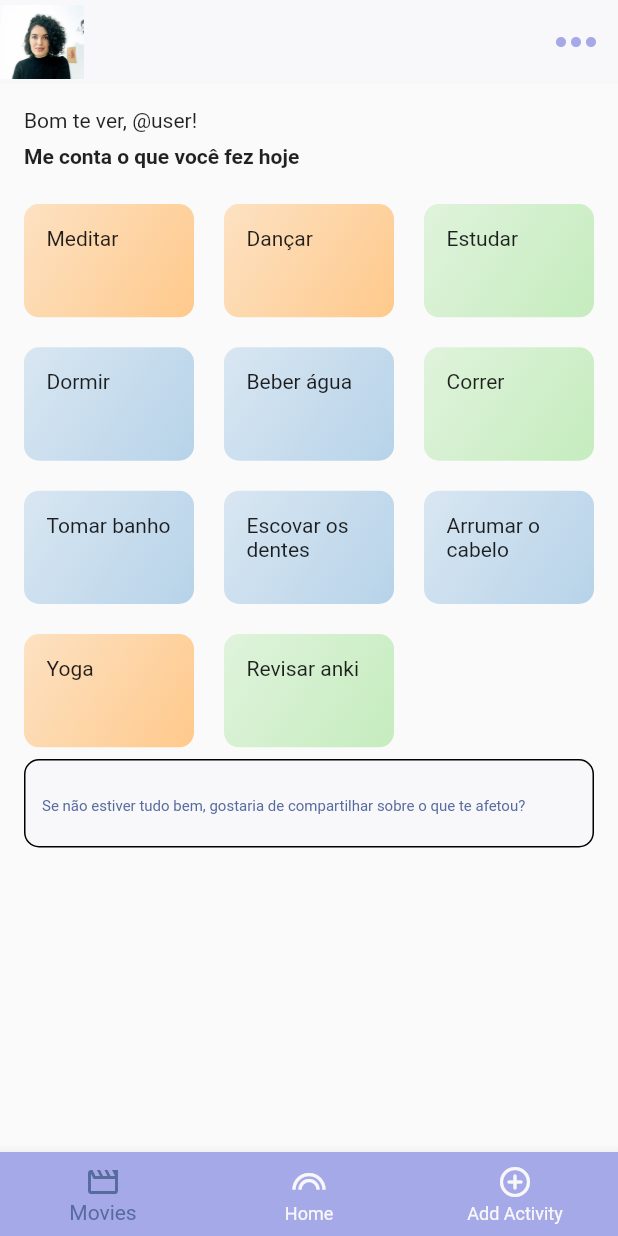
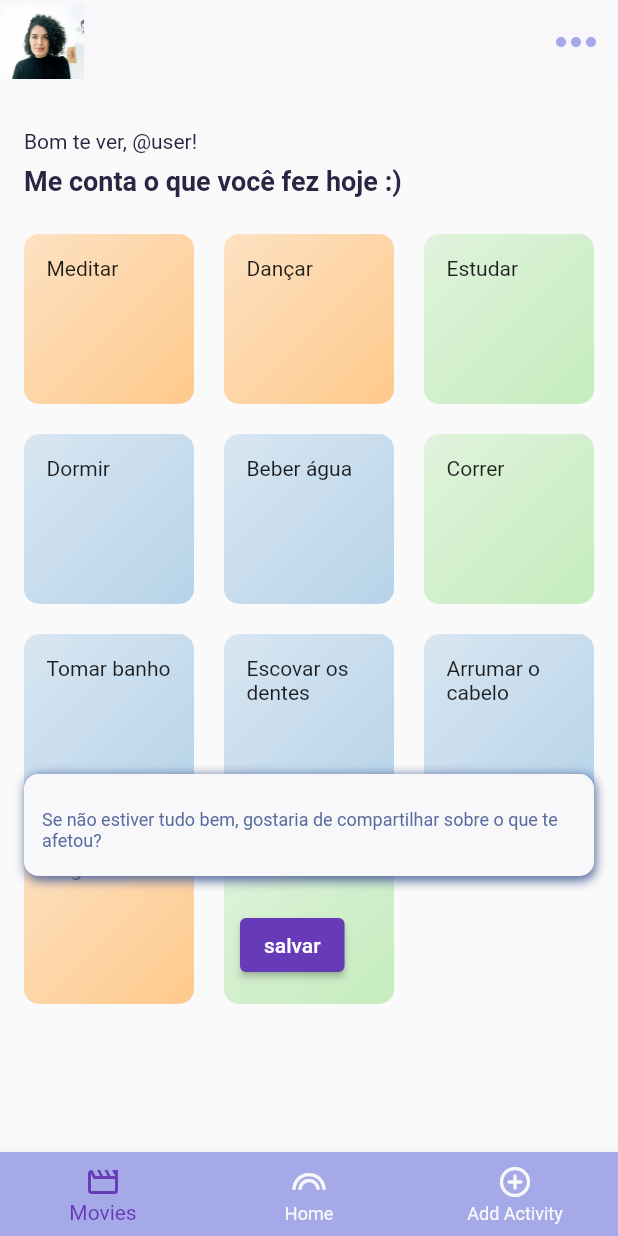
Before and after one commit to brennapacheco/to-bem, a Flutter app: the ActivitiesPage screen opened by its route, on a phone screen of 412 x 824 dp. Run offline on Flutter 3.47's test engine with Material 2 defaults, Android fonts, the phone set to English and light mode, and no system bars.

Commit message:
build missing components in page and patterns doc

```diff
--- /dev/null
+++ b/lib/components/patterns.dart
@@ -0,0 +1,127 @@
+import 'package:flutter/material.dart';
+
+buildAppBar() {
+  return AppBar(
+      backgroundColor: const Color(0xFFF8F8FB),
+      leading: Image.asset('assets/images/profile.jpg'),
+      elevation: 0,
+      actions: [
+        IconButton(
+          icon: const Icon(Icons.more_horiz),
+          color: const Color(0xFFA6A9E8),
+          iconSize: 40,
+          onPressed: () {}, //TODO: chamar drawer
+        ),
+      ]);
+}
+
+Widget buildStandardInput(
+  TextEditingController controller, {
+  TextInputType? keyboardType,
+  String? label,
+  bool? obscure,
+  String? hint,
+  String? value,
+}) {
+  return TextFormField(
+    controller: controller,
+    autovalidateMode: AutovalidateMode.onUserInteraction,
+    keyboardType: keyboardType,
+    autofocus: true,
+    obscureText: obscure ?? false,
+    decoration: InputDecoration(
+      labelText: label,
+      hintText: hint,
+    ),
+  );
+}
+
+Widget buildFeelingsInput(
+  TextEditingController controller,
+  BuildContext context,
+) {
+  return Container(
+      margin: const EdgeInsets.only(left: 16, right: 16, top: 460, bottom: 50),
+      height: 70,
+      width: double.maxFinite,
+      decoration: BoxDecoration(
+        borderRadius: BorderRadius.circular(10),
+        boxShadow: const [
+          BoxShadow(
+            color: Color(0xFF576B9E),
+            blurRadius: 5,
+            offset: Offset(1, 1),
+          ),
+        ],
+      ),
+      child: TextField(
+          controller: controller,
+          decoration: InputDecoration(
+            hintText:
+                'Se não estiver tudo bem, gostaria de compartilhar sobre o que te afetou?',
+            hintMaxLines: 2,
+            hintStyle:
+                const TextStyle(color: Color(0xFF576B9E), fontSize: 12.0),
+            filled: true,
+            fillColor: const Color(0xFFF8F8FB),
+            enabledBorder: OutlineInputBorder(
+              borderRadius: BorderRadius.circular(10),
+              borderSide: const BorderSide(
+                color: Color(0xFFF8F8FB),
+                width: 1.0,
+              ),
+            ),
+            focusedBorder: OutlineInputBorder(
+              borderRadius: BorderRadius.circular(10),
+              borderSide: const BorderSide(
+                color: Color(0xFF576B9E),
+                width: 2.0,
+              ),
+            ),
+          ),
+          onSubmitted: (String _feelingsBoxController) async {
+            await showDialog<void>(
+              context: context,
+              builder: (BuildContext context) {
+                return AlertDialog(
+                  title: const Text('Obrigada por compartilhar!'),
+                  actions: <Widget>[
+                    TextButton(
+                      onPressed: () {
+                        Navigator.pop(context);
+                      },
+                      child: const Text('OK'),
+                    ),
+                  ],
+                );
+              },
+            );
+          }));
+}
+
+buildWelcomeText() {
+  return Column(
+    children: [
+      Row(
+        children: const [
+          Text(
+            'Bom te ver, @user!', //TODO: informar o usuario
+            style: TextStyle(fontSize: 14.0, color: Color(0xFF292643)),
+          ),
+        ],
+      ),
+      const SizedBox(height: 8),
+      Row(
+        children: const [
+          Text(
+            'Me conta o que você fez hoje :)',
+            style: TextStyle(
+                fontWeight: FontWeight.bold,
+                fontSize: 18.0,
+                color: Color(0xFF292643)),
+          ),
+        ],
+      ),
+    ],
+  );
+}
--- a/lib/pages/activitites_page.dart
+++ b/lib/pages/activitites_page.dart
@@ -1,4 +1,5 @@
 import 'package:flutter/material.dart';
+import 'package:to_bem/components/patterns.dart';
 import '../components/activity_item.dart';
 import '../data/activity_data.dart';
 
@@ -11,6 +12,19 @@ class ActivitiesPage extends StatefulWidget {
 
 class _ActivitiesPageState extends State<ActivitiesPage> {
   int _selectedIndex = 0;
+  late TextEditingController _feelingsTextController;
+
+  @override
+  void initState() {
+    super.initState();
+    _feelingsTextController = TextEditingController();
+  }
+
+  @override
+  void dispose() {
+    _feelingsTextController.dispose();
+    super.dispose();
+  }
 
   void _onItemTapped(int index) {
     setState(() {
@@ -21,64 +35,20 @@ class _ActivitiesPageState extends State<ActivitiesPage> {
   @override
   Widget build(BuildContext context) {
     return Scaffold(
-      appBar: AppBar(
-        backgroundColor: const Color(0xFFF8F8FB),
-        leading: Image.asset('assets/images/profile.jpg'),
-        elevation: 0,
-        actions: [
-          IconButton(
-            icon: const Icon(Icons.more_horiz),
-            color: const Color(0xFFA6A9E8),
-            iconSize: 40,
-            onPressed: () {
-              Navigator.push(context, MaterialPageRoute<void>(
-                builder: (BuildContext context) {
-                  return Scaffold(
-                    appBar: AppBar(
-                      title: const Text('Next page'),
-                    ),
-                    body: const Center(
-                      child: Text(
-                        'This is the next page',
-                        style: TextStyle(fontSize: 24),
-                      ),
-                    ),
-                  );
-                },
-              ));
-            },
-          ),
-        ],
-      ),
+      appBar: buildAppBar(),
       body: Stack(
         children: [
           Container(
-            padding: const EdgeInsets.all(16),
-            child: Column(
-              children: [
-                Row(
-                  children: const [
-                    Text('Bom te ver, @user!'),
-                  ],
+            margin: const EdgeInsets.only(left: 16, right: 16, top: 30),
+            child: buildWelcomeText(),
           ),
-                const SizedBox(height: 8),
-                Row(
-                  children: const [
-                    Text(
-                      'Me conta o que você fez hoje',
-                      style: TextStyle(fontWeight: FontWeight.bold),
-                    ),
-                  ],
-                ),
-              ],
-            ),
-          ),
-          GridView(
+          Expanded(
+            child: GridView(
               shrinkWrap: true,
-            padding: const EdgeInsets.only(left: 16, top: 80, right: 16),
+              padding: const EdgeInsets.only(left: 16, top: 100, right: 16),
               gridDelegate: const SliverGridDelegateWithMaxCrossAxisExtent(
                 maxCrossAxisExtent: 150,
-              childAspectRatio: 3 / 2,
+                childAspectRatio: 2 / 2,
                 crossAxisSpacing: 20,
                 mainAxisSpacing: 20,
               ),
@@ -86,35 +56,22 @@ class _ActivitiesPageState extends State<ActivitiesPage> {
                 return ActivityItem(activity);
               }).toList(),
             ),
+          ),
+          buildFeelingsInput(_feelingsTextController, context),
           Container(
-            padding: const EdgeInsets.only(left: 16, top: 450, right: 16),
-            child: TextField(
-              decoration: InputDecoration(
-                hintText:
-                    'Se não estiver tudo bem, gostaria de compartilhar sobre o que te afetou?',
-                hintStyle: TextStyle(color: Color(0xFF576B9E), fontSize: 10.0),
-                filled: true,
-                fillColor: const Color(0xFFF8F8FB),
-                enabledBorder: OutlineInputBorder(
-                  borderRadius: BorderRadius.circular(10),
-                  /* borderSide: const BorderSide(
-                    color: Color(0xFFF8F8FB),
-                    width: 1.0,
-                  ), */
-                ),
-                focusedBorder: OutlineInputBorder(
-                  borderRadius: BorderRadius.circular(10),
-                  borderSide: const BorderSide(
-                    color: Color(0xFF576B9E),
-                    width: 2.0,
-                  ),
-                ),
-              ),
-            ),
-          ),
+              margin: const EdgeInsets.only(left: 160, right: 16, top: 550),
+              child: ElevatedButton(
+                  onPressed: () {}, //TODO: armazenar tarefas + ativar confetes
+                  child: const Text(
+                      'salvar'))),
         ],
       ),
-      bottomNavigationBar: BottomNavigationBar(
+      bottomNavigationBar: buildBottomNavBar(),
+    );
+  }
+
+  BottomNavigationBar buildBottomNavBar() {
+    return BottomNavigationBar(
       backgroundColor: const Color(0xFFA6A9E8),
       items: const <BottomNavigationBarItem>[
         BottomNavigationBarItem(
@@ -131,10 +88,9 @@ class _ActivitiesPageState extends State<ActivitiesPage> {
         ),
       ],
       currentIndex: _selectedIndex,
-        selectedItemColor: const Color(0xFF576B9E),
+      selectedItemColor: Colors.deepPurple,
       unselectedItemColor: const Color(0xFFF8F8FB),
       onTap: _onItemTapped,
-      ),
     );
   }
 }
```
Also changed, not shown: 17 other files. Lines whose indentation alone changed are shown as unchanged.
